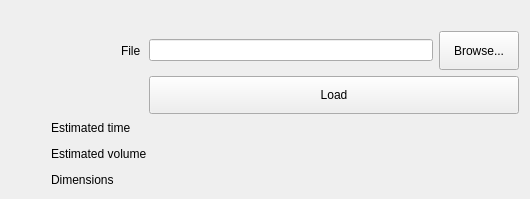
Old version of the form jobwidget.ui in the repository SeraphRobotics/SeraphPrint.
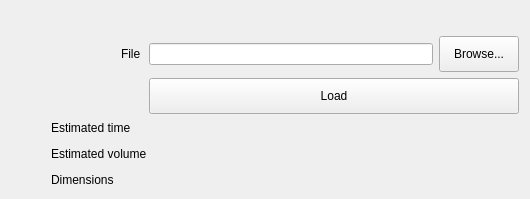
New version of the form.

Diff of the .ui file:
```diff
--- a/jobwidget.ui
+++ b/jobwidget.ui
@@ -204,7 +204,7 @@
      <property name="sizeHint" stdset="0">
       <size>
        <width>20</width>
-       <height>20</height>
+       <height>25</height>
       </size>
      </property>
     </spacer>
```
